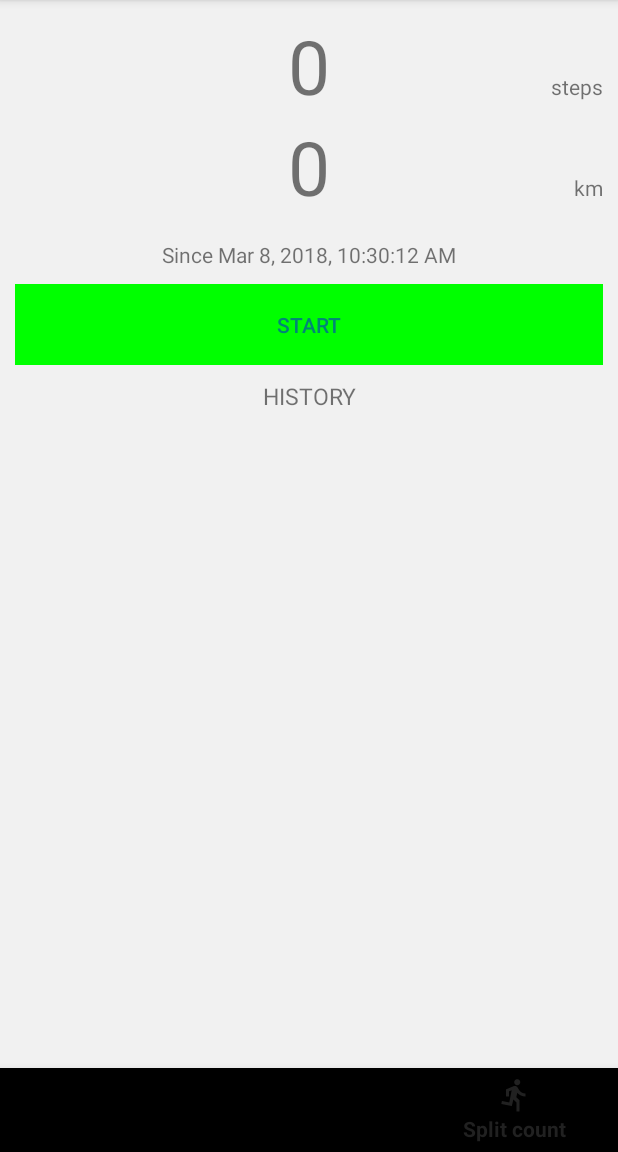
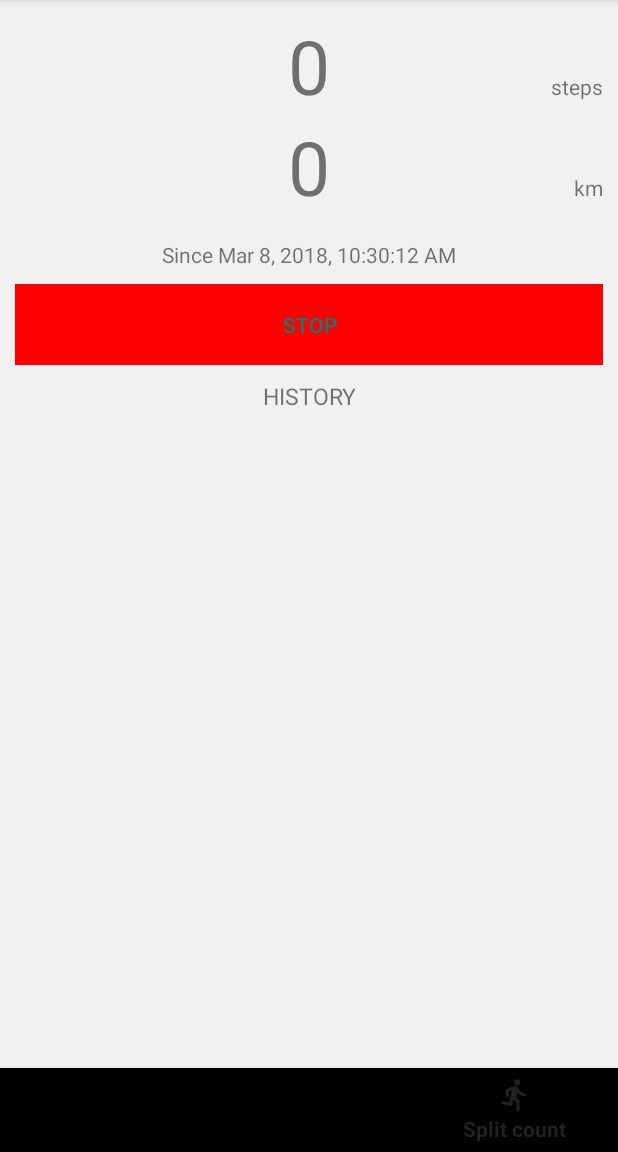
Before and after one commit to dennis-kao/Pedometer, an Android app: the screen it shows after launch (Activity_Main), item 3 of the bottom bar chosen, on a phone screen of 412 x 824 dp, the part 84-1236 px from its top. Run offline under Robolectric (Android 15) with nearby library versions, the phone set to English and light mode, and no system bars; libraries missing offline, so code that uses them is left out: org.eazegraph.lib; 26 statements that could not run were skipped.

Commit message:
Added break to navbar switch statement The colour of the start/stop button now changes upon click

```diff
--- a/src/main/java/de/j4velin/pedometer/ui/Activity_Main.java
+++ b/src/main/java/de/j4velin/pedometer/ui/Activity_Main.java
@@ -225,6 +225,7 @@ public class Activity_Main extends AppCompatActivity implements GoogleApiClient.
                 getFragmentManager().beginTransaction()
                         .replace(R.id.container, new Fragment_SplitCount()).addToBackStack(null)
                         .commit();
+                break;
         }
         return true;
     }
--- a/src/main/java/de/j4velin/pedometer/ui/Fragment_SplitCount.java
+++ b/src/main/java/de/j4velin/pedometer/ui/Fragment_SplitCount.java
@@ -3,6 +3,7 @@ package de.j4velin.pedometer.ui;
 import android.app.Fragment;
 import android.content.Context;
 import android.content.SharedPreferences;
+import android.graphics.Color;
 import android.net.Uri;
 import android.os.Bundle;
 import android.view.LayoutInflater;
@@ -100,14 +101,13 @@ public class Fragment_SplitCount extends Fragment {
     public void onResume()
     {
         super.onResume();
-//        updateStepsAndDistance();
     }
 
     @Override
     public View onCreateView(LayoutInflater inflater, ViewGroup container,
                              Bundle savedInstanceState) {
         // Inflate the layout for this fragment
-        View d = inflater.inflate(R.layout.dialog_split, container, false);
+        final View d = inflater.inflate(R.layout.dialog_split, container, false);
 
         final Context c = getContext();
 
@@ -116,7 +116,7 @@ public class Fragment_SplitCount extends Fragment {
 
         updateStepsAndDistanceData();
 
-        split_date = prefs.getLong("split_date", -1);
+        split_date = prefs.getLong("split_date", System.currentTimeMillis()); //  if getting the split date failed, set it to the current day
         split_steps = prefs.getInt("split_steps", totalSteps);
         stepsText = d.findViewById(R.id.steps);
         stepsText.setText(Fragment_Overview.formatter.format(totalSteps - split_steps));
@@ -138,13 +138,14 @@ public class Fragment_SplitCount extends Fragment {
 
         //  split date is used to determine if a split count is active
         split_active = split_date > 0;
-        //getting date and time when steps were taken
-        if (split_date == -1) split_date = System.currentTimeMillis();  //  if getting the split date failed, set it to the current day
+
+        //  set date and time when steps were taken
         ((TextView) d.findViewById(R.id.date)).setText(c.getString(R.string.since,
                 java.text.DateFormat.getDateTimeInstance().format(split_date)));
 
-        //once stop has been hit, user's step and distance gets stored in the history
-        final Button startstop = d.findViewById(R.id.start);
+        //  setup the initial button color, text and behavior
+        final Button startstop = d.findViewById(R.id.startStopButton);
+        startstop.setBackgroundColor(split_active? Color.RED : Color.GREEN);
         startstop.setText(split_active ? R.string.stop : R.string.start);
         startstop.setOnClickListener(new View.OnClickListener() {
             @Override
@@ -153,10 +154,12 @@ public class Fragment_SplitCount extends Fragment {
                     prefs.edit().putLong("split_date", System.currentTimeMillis())
                             .putInt("split_steps", totalSteps).apply();
                     split_active = true;
+                    d.findViewById(R.id.startStopButton).setBackgroundColor(Color.RED);
                 } else {
                     prefs.edit().remove("split_date").remove("split_steps").apply();
                     split_active = false;
                     updateStepsAndDistanceText(0, 0);
+                    d.findViewById(R.id.startStopButton).setBackgroundColor(Color.GREEN);
                 }
                 startstop.setText(split_active ? R.string.stop : R.string.start);
             }
@@ -203,11 +206,4 @@ public class Fragment_SplitCount extends Fragment {
         // TODO: Update argument type and name
         void onFragmentInteraction(Uri uri);
     }
-
-//    @Override
-//    public boolean onOptionsItemSelected(final MenuItem item)
-//    {
-//
-//        return ((Fragment_Overview) getContext()).onOptionsItemSelected(item);
-//    }
 }
--- a/src/main/res/layout/dialog_split.xml
+++ b/src/main/res/layout/dialog_split.xml
@@ -6,7 +6,7 @@
 
     <FrameLayout
         android:layout_width="match_parent"
-        android:layout_height="wrap_content"
+        android:layout_height="0dp"
         android:layout_weight="1"
         android:padding="10dp">
 
@@ -72,7 +72,7 @@
             </RelativeLayout>
 
             <Button
-                android:id="@+id/start"
+                android:id="@+id/startStopButton"
                 style="?android:attr/buttonBarButtonStyle"
                 android:layout_width="match_parent"
                 android:layout_height="wrap_content"
```
